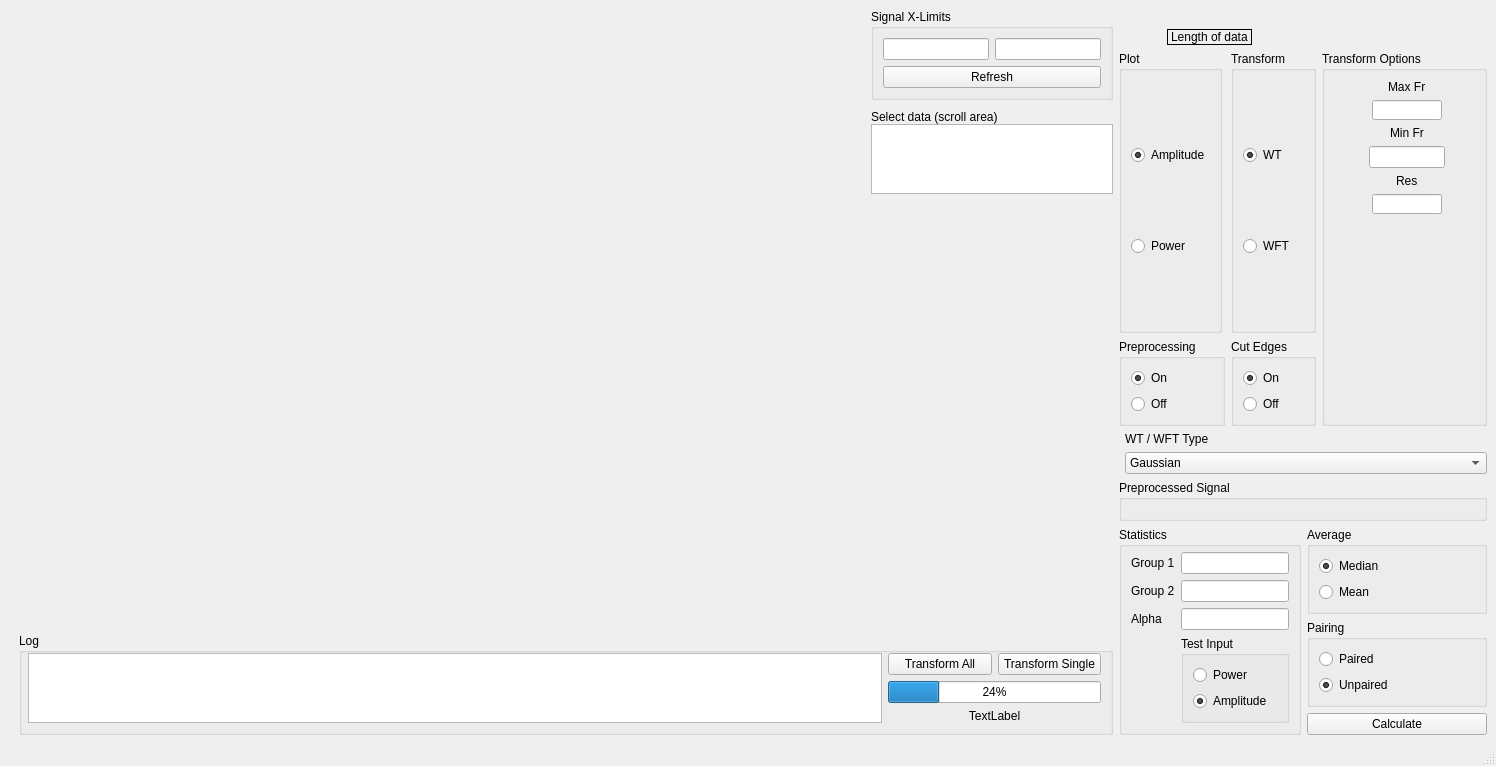
Qt form res/layout/window_harmonics.ui (luphysics/PyMODA) before a commit.
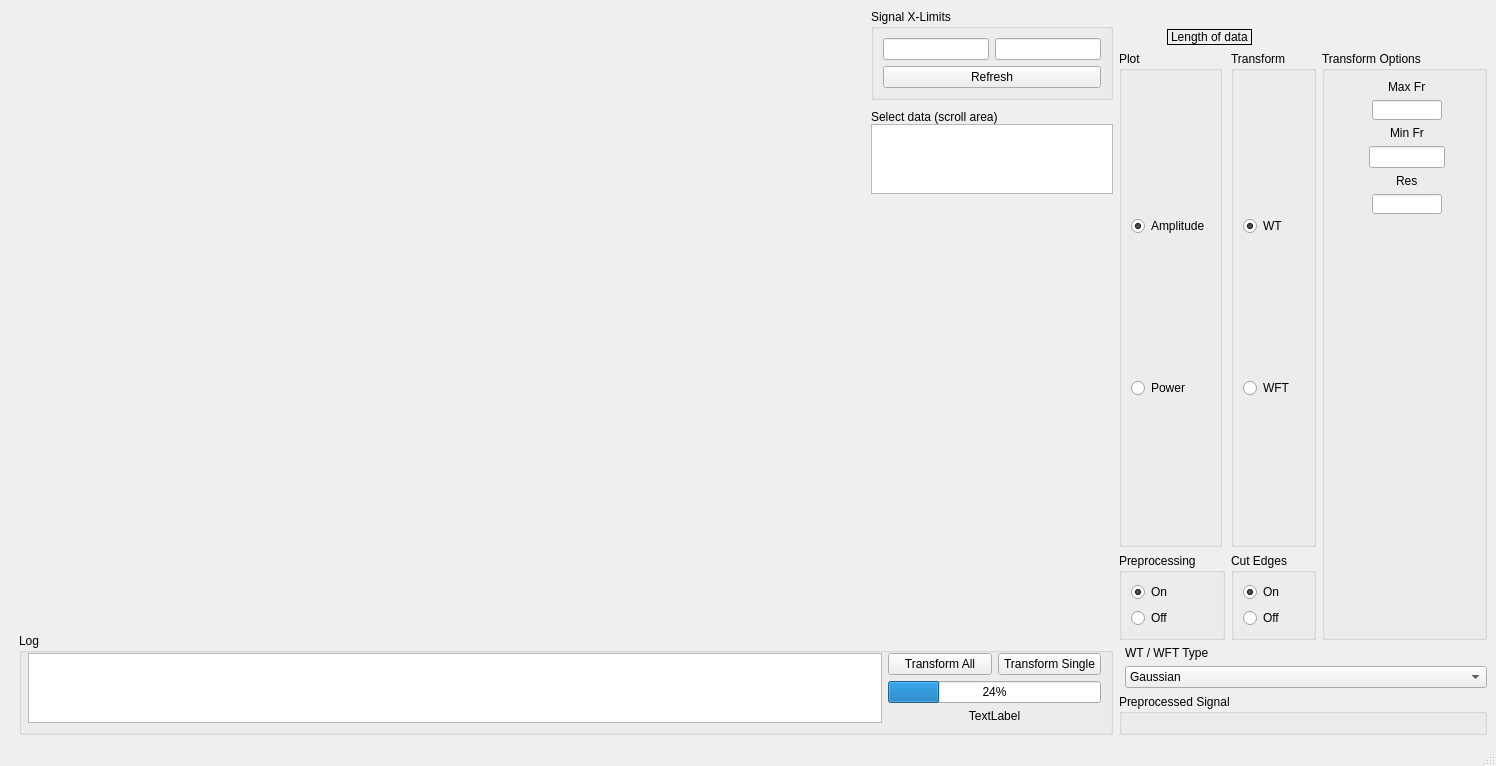
The same form after that commit. Custom widgets are drawn as their Qt base class.

Commit message: Improve DHWindow's .ui file

Patch:
```diff
--- a/res/layout/window_harmonics.ui
+++ b/res/layout/window_harmonics.ui
@@ -193,7 +193,7 @@
          </layout>
         </item>
         <item row="3" column="0">
-         <layout class="QVBoxLayout" name="advanced_options_section" stretch="0,0">
+         <layout class="QVBoxLayout" name="advanced_options_section" stretch="0">
           <item>
            <widget class="QGroupBox" name="groupBox">
             <property name="title">
@@ -206,141 +206,6 @@
             </layout>
            </widget>
           </item>
-          <item>
-           <layout class="QFormLayout" name="formLayout_6">
-            <item row="1" column="0">
-             <widget class="QGroupBox" name="groupBox">
-              <property name="title">
-               <string>Statistics</string>
-              </property>
-              <layout class="QFormLayout" name="formLayout_5">
-               <property name="topMargin">
-                <number>5</number>
-               </property>
-               <item row="1" column="0">
-                <widget class="QLabel" name="label_12">
-                 <property name="text">
-                  <string>Group 1</string>
-                 </property>
-                </widget>
-               </item>
-               <item row="1" column="1">
-                <widget class="QLineEdit" name="line_group1"/>
-               </item>
-               <item row="2" column="0">
-                <widget class="QLabel" name="label_13">
-                 <property name="text">
-                  <string>Group 2</string>
-                 </property>
-                </widget>
-               </item>
-               <item row="2" column="1">
-                <widget class="QLineEdit" name="line_group2"/>
-               </item>
-               <item row="3" column="0">
-                <widget class="QLabel" name="label_14">
-                 <property name="text">
-                  <string>Alpha</string>
-                 </property>
-                </widget>
-               </item>
-               <item row="3" column="1">
-                <widget class="QLineEdit" name="line_alpha"/>
-               </item>
-               <item row="4" column="1">
-                <widget class="QGroupBox" name="groupBox">
-                 <property name="title">
-                  <string>Test Input</string>
-                 </property>
-                 <layout class="QVBoxLayout" name="verticalLayout_3">
-                  <item>
-                   <widget class="QRadioButton" name="radio_test_pow">
-                    <property name="text">
-                     <string>Power</string>
-                    </property>
-                   </widget>
-                  </item>
-                  <item>
-                   <widget class="QRadioButton" name="radio_test_ampl">
-                    <property name="text">
-                     <string>Amplitude</string>
-                    </property>
-                    <property name="checked">
-                     <bool>true</bool>
-                    </property>
-                   </widget>
-                  </item>
-                 </layout>
-                </widget>
-               </item>
-              </layout>
-             </widget>
-            </item>
-            <item row="1" column="1">
-             <layout class="QGridLayout" name="gridLayout_9">
-              <item row="3" column="0">
-               <widget class="QPushButton" name="btn_stats">
-                <property name="text">
-                 <string>Calculate</string>
-                </property>
-               </widget>
-              </item>
-              <item row="0" column="0">
-               <widget class="QGroupBox" name="groupBox">
-                <property name="title">
-                 <string>Average</string>
-                </property>
-                <layout class="QGridLayout" name="gridLayout_10">
-                 <item row="1" column="0">
-                  <widget class="QRadioButton" name="radio_stat_mean">
-                   <property name="text">
-                    <string>Mean</string>
-                   </property>
-                  </widget>
-                 </item>
-                 <item row="0" column="0">
-                  <widget class="QRadioButton" name="radio_stat_median">
-                   <property name="text">
-                    <string>Median</string>
-                   </property>
-                   <property name="checked">
-                    <bool>true</bool>
-                   </property>
-                  </widget>
-                 </item>
-                </layout>
-               </widget>
-              </item>
-              <item row="2" column="0">
-               <widget class="QGroupBox" name="groupBox">
-                <property name="title">
-                 <string>Pairing</string>
-                </property>
-                <layout class="QGridLayout" name="gridLayout_11">
-                 <item row="0" column="0">
-                  <widget class="QRadioButton" name="radio_paired">
-                   <property name="text">
-                    <string>Paired</string>
-                   </property>
-                  </widget>
-                 </item>
-                 <item row="1" column="0">
-                  <widget class="QRadioButton" name="radio_unpaired">
-                   <property name="text">
-                    <string>Unpaired</string>
-                   </property>
-                   <property name="checked">
-                    <bool>true</bool>
-                   </property>
-                  </widget>
-                 </item>
-                </layout>
-               </widget>
-              </item>
-             </layout>
-            </item>
-           </layout>
-          </item>
          </layout>
         </item>
         <item row="2" column="0">
@@ -459,26 +324,6 @@
             </item>
            </layout>
           </item>
-          <item row="1" column="0" colspan="2">
-           <layout class="QFormLayout" name="formLayout_4">
-            <item row="0" column="1">
-             <widget class="QLabel" name="label_11">
-              <property name="text">
-               <string>WT / WFT Type</string>
-              </property>
-             </widget>
-            </item>
-            <item row="1" column="1">
-             <widget class="QComboBox" name="combo_window">
-              <item>
-               <property name="text">
-                <string>Gaussian</string>
-               </property>
-              </item>
-             </widget>
-            </item>
-           </layout>
-          </item>
           <item row="0" column="1">
            <widget class="QGroupBox" name="freqOptions">
             <property name="title">
@@ -572,6 +417,26 @@
             </layout>
            </widget>
           </item>
+          <item row="1" column="0" colspan="2">
+           <layout class="QFormLayout" name="formLayout_4">
+            <item row="0" column="1">
+             <widget class="QLabel" name="label_11">
+              <property name="text">
+               <string>WT / WFT Type</string>
+              </property>
+             </widget>
+            </item>
+            <item row="1" column="1">
+             <widget class="QComboBox" name="combo_window">
+              <item>
+               <property name="text">
+                <string>Gaussian</string>
+               </property>
+              </item>
+             </widget>
+            </item>
+           </layout>
+          </item>
          </layout>
         </item>
        </layout>
```
